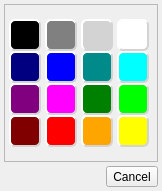
This is branches/Rewrite/UI/dialogirccolordialog.ui in c3c/quazaa as Qt 5 draws it before an edit. The edited form follows.
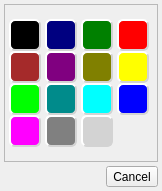
This is the edited form. Icons and pictures are not drawn.

Patch:
```diff
--- a/branches/Rewrite/UI/dialogirccolordialog.ui
+++ b/branches/Rewrite/UI/dialogirccolordialog.ui
@@ -71,68 +71,6 @@
       </property>
       <item>
        <layout class="QGridLayout" name="gridLayout_2">
-        <item row="2" column="3">
-         <widget class="QToolButton" name="toolButtonLime">
-          <property name="minimumSize">
-           <size>
-            <width>32</width>
-            <height>32</height>
-           </size>
-          </property>
-          <property name="toolTip">
-           <string>Lime</string>
-          </property>
-          <property name="styleSheet">
-           <string notr="true">QToolButton { 
-background-color: lime; 
-border-style: outset; 
-border-width: 2px;	
-border-radius: 6px; 
-border-color: lightgrey; 
-}</string>
-          </property>
-          <property name="text">
-           <string/>
-          </property>
-          <property name="iconSize">
-           <size>
-            <width>16</width>
-            <height>16</height>
-           </size>
-          </property>
-         </widget>
-        </item>
-        <item row="0" column="3">
-         <widget class="QToolButton" name="toolButtonWhite">
-          <property name="minimumSize">
-           <size>
-            <width>32</width>
-            <height>32</height>
-           </size>
-          </property>
-          <property name="toolTip">
-           <string>White</string>
-          </property>
-          <property name="styleSheet">
-           <string notr="true">QToolButton { 
-background-color: white; 
-border-style: outset; 
-border-width: 2px;	
-border-radius: 6px; 
-border-color: lightgrey; 
-}</string>
-          </property>
-          <property name="text">
-           <string/>
-          </property>
-          <property name="iconSize">
-           <size>
-            <width>16</width>
-            <height>16</height>
-           </size>
-          </property>
-         </widget>
-        </item>
         <item row="0" column="0">
          <widget class="QToolButton" name="toolButtonBlack">
           <property name="minimumSize">
@@ -165,68 +103,6 @@
          </widget>
         </item>
         <item row="0" column="1">
-         <widget class="QToolButton" name="toolButtonGray">
-          <property name="minimumSize">
-           <size>
-            <width>32</width>
-            <height>32</height>
-           </size>
-          </property>
-          <property name="toolTip">
-           <string>Gray</string>
-          </property>
-          <property name="styleSheet">
-           <string notr="true">QToolButton { 
-background-color: gray; 
-border-style: outset; 
-border-width: 2px;	
-border-radius: 6px; 
-border-color: lightgrey; 
-}</string>
-          </property>
-          <property name="text">
-           <string/>
-          </property>
-          <property name="iconSize">
-           <size>
-            <width>16</width>
-            <height>16</height>
-           </size>
-          </property>
-         </widget>
-        </item>
-        <item row="0" column="2">
-         <widget class="QToolButton" name="toolButtonLightGray">
-          <property name="minimumSize">
-           <size>
-            <width>32</width>
-            <height>32</height>
-           </size>
-          </property>
-          <property name="toolTip">
-           <string>Light Gray</string>
-          </property>
-          <property name="styleSheet">
-           <string notr="true">QToolButton { 
-background-color: lightgray; 
-border-style: outset; 
-border-width: 2px;	
-border-radius: 6px; 
-border-color: lightgrey; 
-}</string>
-          </property>
-          <property name="text">
-           <string/>
-          </property>
-          <property name="iconSize">
-           <size>
-            <width>16</width>
-            <height>16</height>
-           </size>
-          </property>
-         </widget>
-        </item>
-        <item row="1" column="0">
          <widget class="QToolButton" name="toolButtonNavy">
           <property name="minimumSize">
            <size>
@@ -257,8 +133,101 @@
           </property>
          </widget>
         </item>
+        <item row="0" column="2">
+         <widget class="QToolButton" name="toolButtonGreen">
+          <property name="minimumSize">
+           <size>
+            <width>32</width>
+            <height>32</height>
+           </size>
+          </property>
+          <property name="toolTip">
+           <string>Green</string>
+          </property>
+          <property name="styleSheet">
+           <string notr="true">QToolButton { 
+background-color: green; 
+border-style: outset; 
+border-width: 2px;	
+border-radius: 6px; 
+border-color: lightgrey; 
+}</string>
+          </property>
+          <property name="text">
+           <string/>
+          </property>
+          <property name="iconSize">
+           <size>
+            <width>16</width>
+            <height>16</height>
+           </size>
+          </property>
+         </widget>
+        </item>
+        <item row="0" column="3">
+         <widget class="QToolButton" name="toolButtonRed">
+          <property name="minimumSize">
+           <size>
+            <width>32</width>
+            <height>32</height>
+           </size>
+          </property>
+          <property name="toolTip">
+           <string>Red</string>
+          </property>
+          <property name="styleSheet">
+           <string notr="true">QToolButton { 
+background-color: red; 
+border-style: outset; 
+border-width: 2px;	
+border-radius: 6px; 
+border-color: lightgrey; 
+}</string>
+          </property>
+          <property name="text">
+           <string/>
+          </property>
+          <property name="iconSize">
+           <size>
+            <width>16</width>
+            <height>16</height>
+           </size>
+          </property>
+         </widget>
+        </item>
+        <item row="1" column="0">
+         <widget class="QToolButton" name="toolButtonBrown">
+          <property name="minimumSize">
+           <size>
+            <width>32</width>
+            <height>32</height>
+           </size>
+          </property>
+          <property name="toolTip">
+           <string>Maroon</string>
+          </property>
+          <property name="styleSheet">
+           <string notr="true">QToolButton { 
+background-color: brown; 
+border-style: outset; 
+border-width: 2px;	
+border-radius: 6px; 
+border-color: lightgrey; 
+}</string>
+          </property>
+          <property name="text">
+           <string/>
+          </property>
+          <property name="iconSize">
+           <size>
+            <width>16</width>
+            <height>16</height>
+           </size>
+          </property>
+         </widget>
+        </item>
         <item row="1" column="1">
-         <widget class="QToolButton" name="toolButtonBlue">
+         <widget class="QToolButton" name="toolButtonPurple">
           <property name="minimumSize">
            <size>
             <width>32</width>
@@ -270,7 +239,7 @@
           </property>
           <property name="styleSheet">
            <string notr="true">QToolButton { 
-background-color: blue; 
+background-color: purple; 
 border-style: outset; 
 border-width: 2px;	
 border-radius: 6px; 
@@ -289,6 +258,99 @@
          </widget>
         </item>
         <item row="1" column="2">
+         <widget class="QToolButton" name="toolButtonOlive">
+          <property name="minimumSize">
+           <size>
+            <width>32</width>
+            <height>32</height>
+           </size>
+          </property>
+          <property name="toolTip">
+           <string>Orange</string>
+          </property>
+          <property name="styleSheet">
+           <string notr="true">QToolButton { 
+background-color: olive; 
+border-style: outset; 
+border-width: 2px;	
+border-radius: 6px; 
+border-color: lightgrey; 
+}</string>
+          </property>
+          <property name="text">
+           <string/>
+          </property>
+          <property name="iconSize">
+           <size>
+            <width>16</width>
+            <height>16</height>
+           </size>
+          </property>
+         </widget>
+        </item>
+        <item row="1" column="3">
+         <widget class="QToolButton" name="toolButtonYellow">
+          <property name="minimumSize">
+           <size>
+            <width>32</width>
+            <height>32</height>
+           </size>
+          </property>
+          <property name="toolTip">
+           <string>Yellow</string>
+          </property>
+          <property name="styleSheet">
+           <string notr="true">QToolButton { 
+background-color: yellow; 
+border-style: outset; 
+border-width: 2px;	
+border-radius: 6px; 
+border-color: lightgrey; 
+}</string>
+          </property>
+          <property name="text">
+           <string/>
+          </property>
+          <property name="iconSize">
+           <size>
+            <width>16</width>
+            <height>16</height>
+           </size>
+          </property>
+         </widget>
+        </item>
+        <item row="2" column="0">
+         <widget class="QToolButton" name="toolButtonLime">
+          <property name="minimumSize">
+           <size>
+            <width>32</width>
+            <height>32</height>
+           </size>
+          </property>
+          <property name="toolTip">
+           <string>Lime</string>
+          </property>
+          <property name="styleSheet">
+           <string notr="true">QToolButton { 
+background-color: lime; 
+border-style: outset; 
+border-width: 2px;	
+border-radius: 6px; 
+border-color: lightgrey; 
+}</string>
+          </property>
+          <property name="text">
+           <string/>
+          </property>
+          <property name="iconSize">
+           <size>
+            <width>16</width>
+            <height>16</height>
+           </size>
+          </property>
+         </widget>
+        </item>
+        <item row="2" column="1">
          <widget class="QToolButton" name="toolButtonDarkCyan">
           <property name="minimumSize">
            <size>
@@ -319,7 +381,7 @@
           </property>
          </widget>
         </item>
-        <item row="1" column="3">
+        <item row="2" column="2">
          <widget class="QToolButton" name="toolButtonCyan">
           <property name="minimumSize">
            <size>
@@ -350,8 +412,8 @@
           </property>
          </widget>
         </item>
-        <item row="2" column="0">
-         <widget class="QToolButton" name="toolButtonPurple">
+        <item row="2" column="3">
+         <widget class="QToolButton" name="toolButtonBlue">
           <property name="minimumSize">
            <size>
             <width>32</width>
@@ -363,7 +425,7 @@
           </property>
           <property name="styleSheet">
            <string notr="true">QToolButton { 
-background-color: purple; 
+background-color: blue; 
 border-style: outset; 
 border-width: 2px;	
 border-radius: 6px; 
@@ -381,7 +443,7 @@
           </property>
          </widget>
         </item>
-        <item row="2" column="1">
+        <item row="3" column="0">
          <widget class="QToolButton" name="toolButtonMagenta">
           <property name="minimumSize">
            <size>
@@ -415,101 +477,8 @@
           </property>
          </widget>
         </item>
-        <item row="2" column="2">
-         <widget class="QToolButton" name="toolButtonGreen">
-          <property name="minimumSize">
-           <size>
-            <width>32</width>
-            <height>32</height>
-           </size>
-          </property>
-          <property name="toolTip">
-           <string>Green</string>
-          </property>
-          <property name="styleSheet">
-           <string notr="true">QToolButton { 
-background-color: green; 
-border-style: outset; 
-border-width: 2px;	
-border-radius: 6px; 
-border-color: lightgrey; 
-}</string>
-          </property>
-          <property name="text">
-           <string/>
-          </property>
-          <property name="iconSize">
-           <size>
-            <width>16</width>
-            <height>16</height>
-           </size>
-          </property>
-         </widget>
-        </item>
-        <item row="3" column="0">
-         <widget class="QToolButton" name="toolButtonMaroon">
-          <property name="minimumSize">
-           <size>
-            <width>32</width>
-            <height>32</height>
-           </size>
-          </property>
-          <property name="toolTip">
-           <string>Maroon</string>
-          </property>
-          <property name="styleSheet">
-           <string notr="true">QToolButton { 
-background-color: maroon; 
-border-style: outset; 
-border-width: 2px;	
-border-radius: 6px; 
-border-color: lightgrey; 
-}</string>
-          </property>
-          <property name="text">
-           <string/>
-          </property>
-          <property name="iconSize">
-           <size>
-            <width>16</width>
-            <height>16</height>
-           </size>
-          </property>
-         </widget>
-        </item>
-        <item row="3" column="3">
-         <widget class="QToolButton" name="toolButtonYellow">
-          <property name="minimumSize">
-           <size>
-            <width>32</width>
-            <height>32</height>
-           </size>
-          </property>
-          <property name="toolTip">
-           <string>Yellow</string>
-          </property>
-          <property name="styleSheet">
-           <string notr="true">QToolButton { 
-background-color: yellow; 
-border-style: outset; 
-border-width: 2px;	
-border-radius: 6px; 
-border-color: lightgrey; 
-}</string>
-          </property>
-          <property name="text">
-           <string/>
-          </property>
-          <property name="iconSize">
-           <size>
-            <width>16</width>
-            <height>16</height>
-           </size>
-          </property>
-         </widget>
-        </item>
         <item row="3" column="2">
-         <widget class="QToolButton" name="toolButtonOrange">
+         <widget class="QToolButton" name="toolButtonLightGray">
           <property name="minimumSize">
            <size>
             <width>32</width>
@@ -521,7 +490,7 @@
           </property>
           <property name="styleSheet">
            <string notr="true">QToolButton { 
-background-color: orange; 
+background-color: lightgray; 
 border-style: outset; 
 border-width: 2px;	
 border-radius: 6px; 
@@ -540,7 +509,7 @@
          </widget>
         </item>
         <item row="3" column="1">
-         <widget class="QToolButton" name="toolButtonRed">
+         <widget class="QToolButton" name="toolButtonGray">
           <property name="minimumSize">
            <size>
             <width>32</width>
@@ -552,7 +521,7 @@
           </property>
           <property name="styleSheet">
            <string notr="true">QToolButton { 
-background-color: red; 
+background-color: gray; 
 border-style: outset; 
 border-width: 2px;	
 border-radius: 6px; 
```
Left out of the diff: 10 changed lines with no effect on the pictures.
